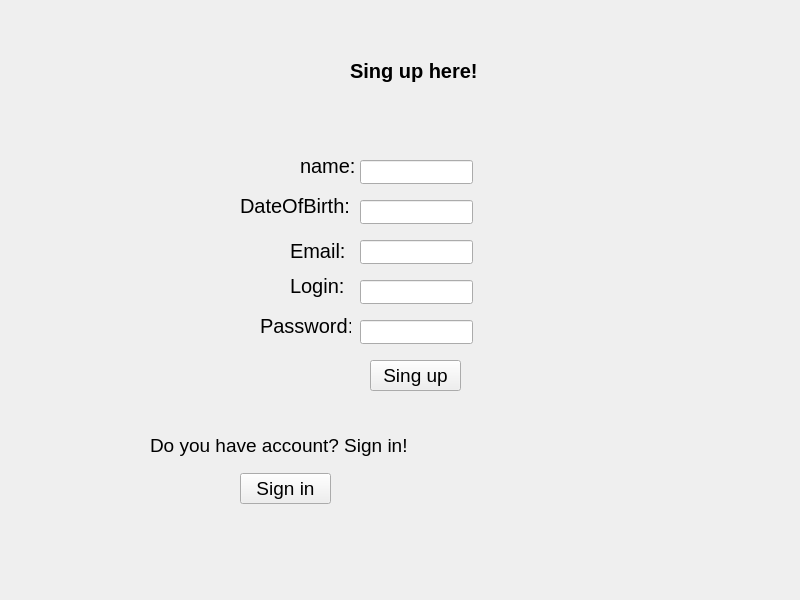
The window that Client/registration.ui (KrHaXon/KOMUNIKATOR) describes before a commit, drawn with Qt 5.
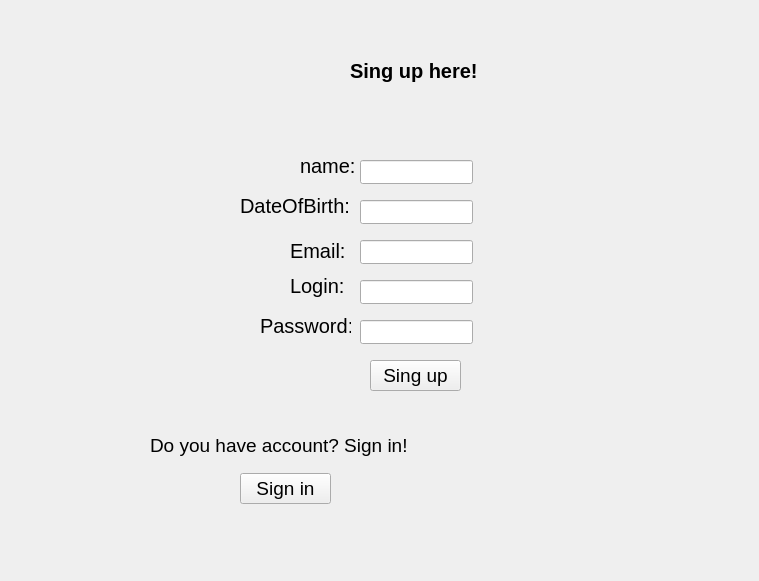
The same window after the commit.

```diff
--- a/Client/registration.ui
+++ b/Client/registration.ui
@@ -6,8 +6,8 @@
    <rect>
     <x>0</x>
     <y>0</y>
-    <width>800</width>
-    <height>600</height>
+    <width>759</width>
+    <height>581</height>
    </rect>
   </property>
   <property name="windowTitle">
```
